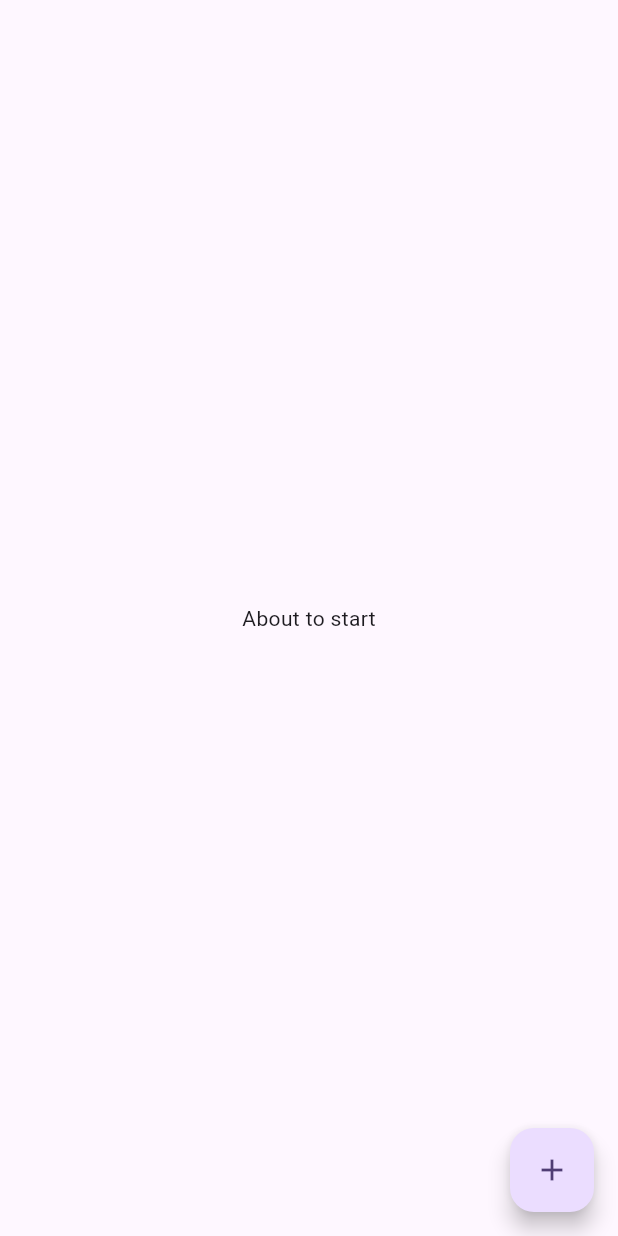
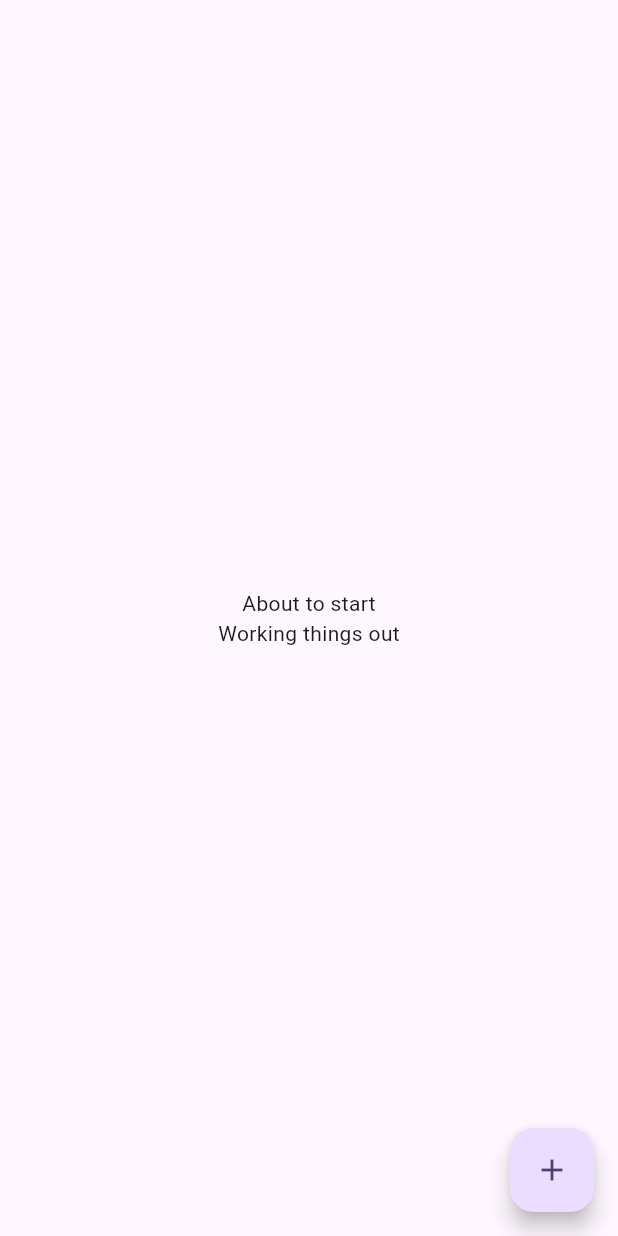
Before and after one commit to Juwonlo/ChatMe_App, a Flutter app: the screen it shows after launch, on a phone screen of 412 x 824 dp. Run offline on Flutter 3.47's test engine with Material 3 defaults, Android fonts, the phone set to English and light mode, and no system bars.

Commit message:
A random commit

```diff
--- a/lib/main.dart
+++ b/lib/main.dart
@@ -38,6 +38,7 @@
           mainAxisAlignment: MainAxisAlignment.center,
           children: <Widget>[
           Text('About to start'),
+            Text('Working things out'),
 
           ],
         ),
```
